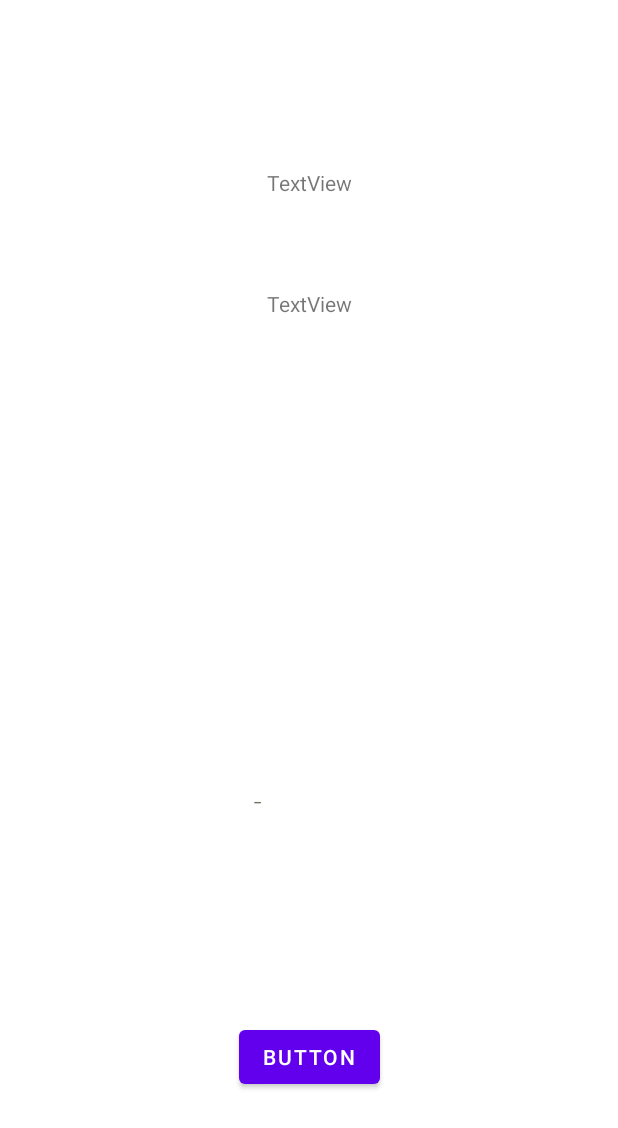
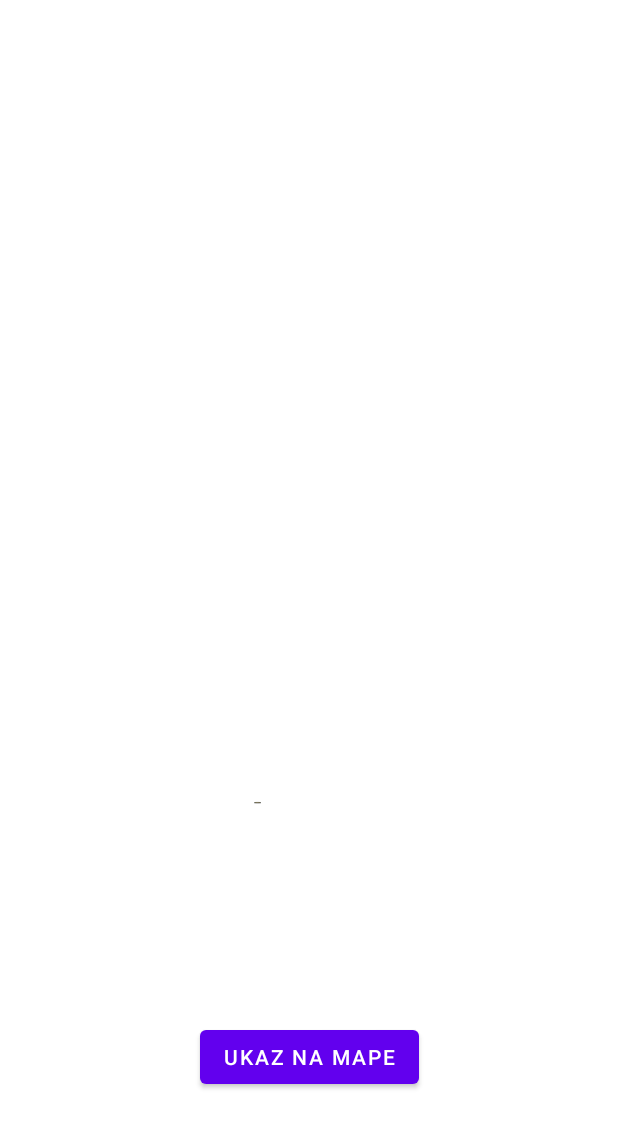
Before and after one commit to cybjorge/Semestralne_zadanie, an Android app: the layout fragment_animation.xml on its own in the app's theme, with its tools: preview values and no code run, on a phone screen of 412 x 824 dp. Shown: the top 1128 px of the screen. Run offline under Robolectric (Android 15) with nearby library versions, the phone set to English and light mode, and no system bars.

Commit message:
Z2 - https://android.mpage.sk/cvicenie2.php - fragment navigation and data passing 2/2 (errors eliminated), map - intent - not included

```diff
--- a/app/src/main/java/com/example/semestralne_zadanie/MainActivity.kt
+++ b/app/src/main/java/com/example/semestralne_zadanie/MainActivity.kt
@@ -17,7 +17,6 @@ class MainActivity : AppCompatActivity() {
         val navController = navHostFragment.navController
 
         navController.navigate(R.id.home2)
-
     }
 
 }
--- a/app/src/main/res/layout/fragment_animation.xml
+++ b/app/src/main/res/layout/fragment_animation.xml
@@ -18,44 +18,44 @@
         app:layout_constraintTop_toTopOf="parent"
         app:layout_constraintVertical_bias="0.498"
         app:lottie_autoPlay="false"
-        app:lottie_loop="false"
+        app:lottie_loop="true"
         app:lottie_rawRes="@raw/beer" />
 
     <TextView
-        android:id="@+id/textView2"
+        android:id="@+id/submitted_name"
         android:layout_width="wrap_content"
         android:layout_height="wrap_content"
         android:layout_marginStart="120dp"
         android:layout_marginTop="51dp"
         android:layout_marginEnd="120dp"
-        android:text="TextView"
-        app:layout_constraintBottom_toTopOf="@+id/textView3"
+        android:text=""
+        app:layout_constraintBottom_toTopOf="@+id/submitted_pub"
         app:layout_constraintEnd_toEndOf="parent"
         app:layout_constraintStart_toStartOf="parent"
         app:layout_constraintTop_toTopOf="parent" />
 
     <TextView
-        android:id="@+id/textView3"
+        android:id="@+id/submitted_pub"
         android:layout_width="wrap_content"
         android:layout_height="wrap_content"
         android:layout_marginStart="120dp"
         android:layout_marginEnd="120dp"
-        android:text="TextView"
+        android:text=""
         app:layout_constraintBottom_toTopOf="@+id/animation_view"
         app:layout_constraintEnd_toEndOf="parent"
         app:layout_constraintStart_toStartOf="parent"
-        app:layout_constraintTop_toBottomOf="@+id/textView2"
+        app:layout_constraintTop_toBottomOf="@+id/submitted_name"
         app:layout_constraintVertical_bias="0.105" />
 
     <Button
-        android:id="@+id/button"
+        android:id="@+id/map_redirect"
         android:layout_width="wrap_content"
         android:layout_height="wrap_content"
         android:layout_marginStart="155dp"
         android:layout_marginTop="108dp"
         android:layout_marginEnd="155dp"
         android:layout_marginBottom="72dp"
-        android:text="Button"
+        android:text="Ukaz na mape"
         app:layout_constraintBottom_toBottomOf="parent"
         app:layout_constraintEnd_toEndOf="parent"
         app:layout_constraintStart_toStartOf="parent"
```
Also changed, not shown: app/src/main/java/com/example/semestralne_zadanie/animation.kt (+23 -18 lines), app/src/main/java/com/example/semestralne_zadanie/home.kt (+10 -17 lines), app/src/main/res/navigation/nav_graph.xml (+32 -2 lines).
